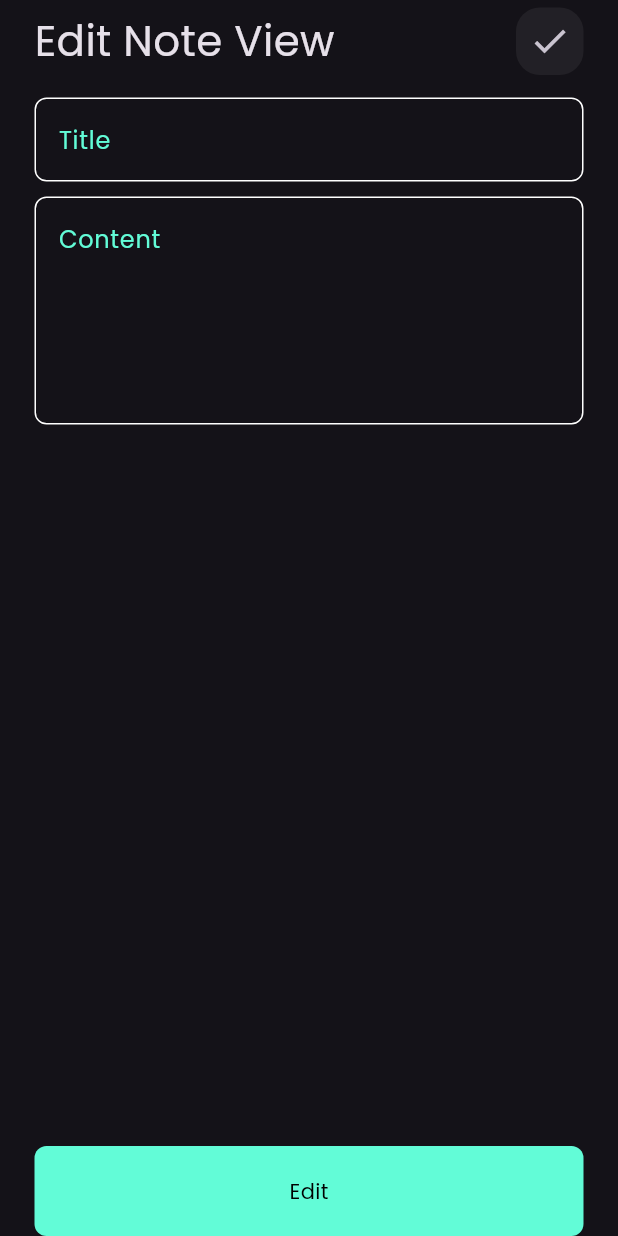
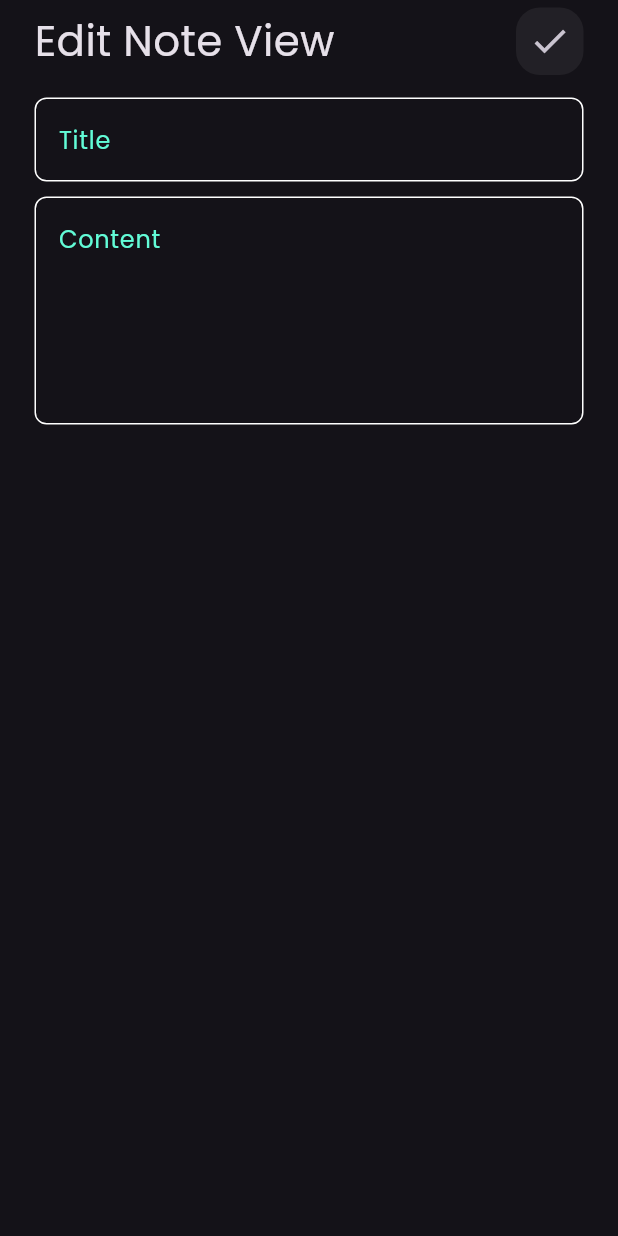
Before and after one commit to EslamAyman595/notes_app, a Flutter app: the EditNoteView screen opened directly, on a phone screen of 412 x 824 dp. Run offline on Flutter 3.47's test engine with Material 3 defaults, Android fonts, the phone set to English and light mode, and no system bars; our stand-ins replace font_awesome_flutter.

Commit message:
edit note view ui done

```diff
--- a/lib/widgets/edit_note_view_body.dart
+++ b/lib/widgets/edit_note_view_body.dart
@@ -33,12 +33,7 @@ class EditNoteViewBody extends StatelessWidget {
             hintText: 'Content',
             maxline: 5,
           ),
-          //
-          Spacer(),
-          CustomButon(
-            text: 'Edit',
-            onTap: () {},
-          )
+
         ],
       ),
     );
```
